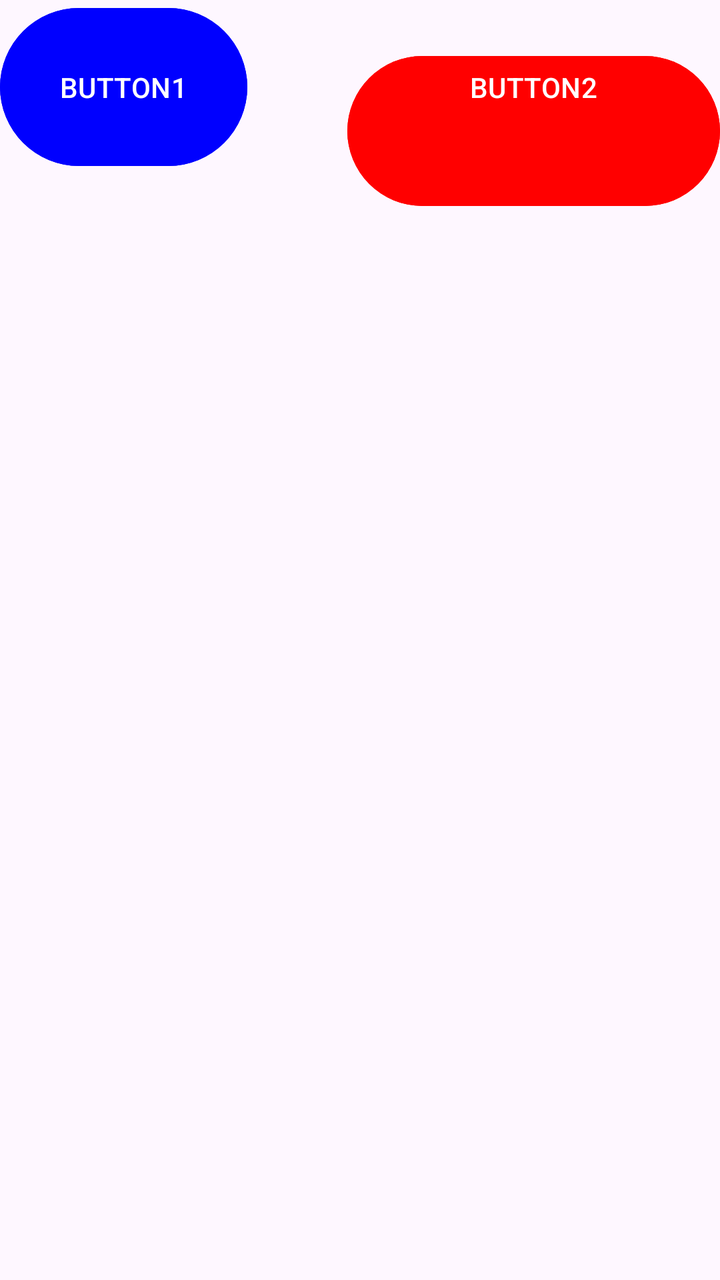
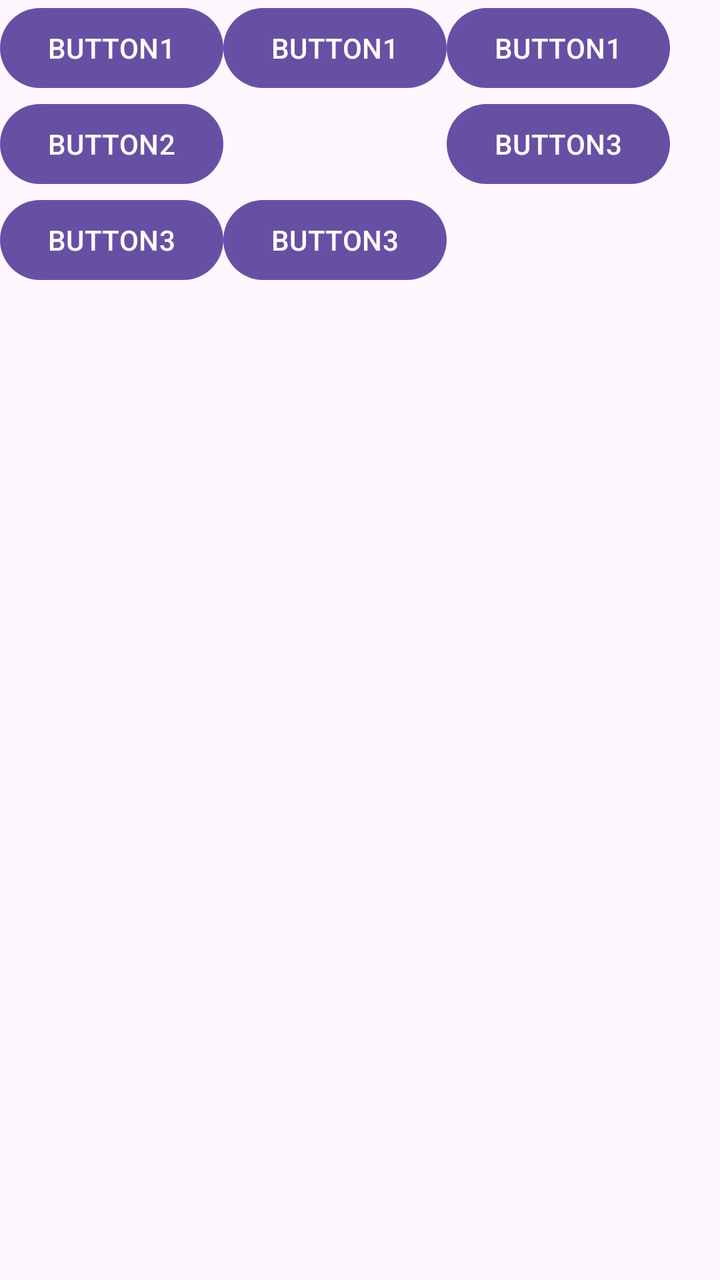

Screens rendered from an Android XML layout before and after an edit, with the pre-edit source and the edit as a unified diff.
<!-- AndroidManifest.xml: application theme Theme.Viewclass -->
<!-- res/layout/activity_main.xml -->
<?xml version="1.0" encoding="utf-8"?>
<LinearLayout xmlns:android="http://schemas.android.com/apk/res/android"
    android:layout_width="match_parent"
    android:layout_height="match_parent"
    android:orientation="horizontal" >
    <Button
        android:layout_width="wrap_content"
        android:layout_height="wrap_content"
        android:text="BUTTON1"
        android:backgroundTint="#0000ff"
        android:padding="30dp"/>
    <Button
        android:layout_width="match_parent"
        android:layout_height="wrap_content"
        android:text="BUTTON2"
        android:backgroundTint="#ff0000"
        android:paddingBottom="50dp"
        android:layout_marginLeft="50dp" />
</LinearLayout>
<!-- resources referenced by this layout -->
<resources>
  <style name="Theme.Viewclass" parent="Base.Theme.Viewclass" />
  <style name="Base.Theme.Viewclass" parent="Theme.Material3.DayNight.NoActionBar">
          
          
      </style>
</resources>

<!-- the commit's change to res/layout/activity_main.xml (unified diff, before → after) -->
@@ -3,17 +3,57 @@
     android:layout_width="match_parent"
     android:layout_height="match_parent"
     android:orientation="horizontal" >
-    <Button
+    <LinearLayout
         android:layout_width="wrap_content"
         android:layout_height="wrap_content"
-        android:text="BUTTON1"
-        android:backgroundTint="#0000ff"
-        android:padding="30dp"/>
-    <Button
-        android:layout_width="match_parent"
+        android:orientation="vertical">
+        <Button
+            android:layout_width="wrap_content"
+            android:layout_height="wrap_content"
+            android:text="BUTTON1" />
+        <Button
+            android:layout_width="wrap_content"
+            android:layout_height="wrap_content"
+            android:text="BUTTON2" />
+        <Button
+            android:layout_width="wrap_content"
+            android:layout_height="wrap_content"
+            android:text="BUTTON3" />
+    </LinearLayout>
+    <LinearLayout
+        android:layout_width="wrap_content"
         android:layout_height="wrap_content"
-        android:text="BUTTON2"
-        android:backgroundTint="#ff0000"
-        android:paddingBottom="50dp"
-        android:layout_marginLeft="50dp" />
+        android:orientation="vertical">
+        <Button
+            android:layout_width="wrap_content"
+            android:layout_height="wrap_content"
+            android:text="BUTTON1" />
+        <Button
+            android:layout_width="wrap_content"
+            android:layout_height="wrap_content"
+            android:text="BUTTON2"
+            android:visibility="invisible" />
+        <Button
+            android:layout_width="wrap_content"
+            android:layout_height="wrap_content"
+            android:text="BUTTON3" />
+    </LinearLayout>
+    <LinearLayout
+        android:layout_width="wrap_content"
+        android:layout_height="wrap_content"
+        android:orientation="vertical">
+        <Button
+            android:layout_width="wrap_content"
+            android:layout_height="wrap_content"
+            android:text="BUTTON1" />
+        <Button
+            android:layout_width="wrap_content"
+            android:layout_height="wrap_content"
+            android:text="BUTTON2"
+            android:visibility="gone" />
+        <Button
+            android:layout_width="wrap_content"
+            android:layout_height="wrap_content"
+            android:text="BUTTON3" />
+    </LinearLayout>
 </LinearLayout>
